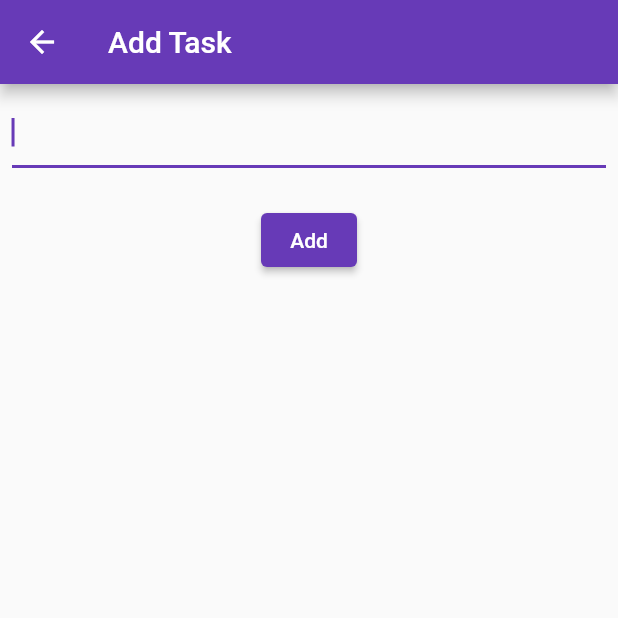
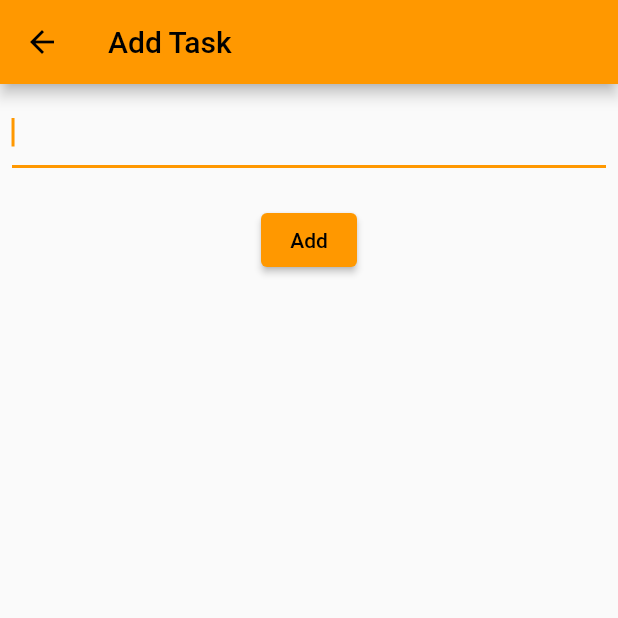
Before and after one commit to rmolabanti/r-tasks, a Flutter app: the screen it shows once a user with an empty profile is signed in, after a tap on the "add" icon, on a phone screen of 412 x 824 dp, the top half of it. Run offline on Flutter 3.47's test engine with Material 2 defaults, Android fonts, the light colour scheme and no system bars; our stand-ins replace cloud_firestore, firebase_auth, firebase_core, flutter_signin_button; missing offline and left inert: dart:html; accounts and stored records are empty; generated files the repository leaves out were written again; network calls fail.

Commit message:
fix privacy policy popup and theme change

```diff
--- a/lib/login_page.dart
+++ b/lib/login_page.dart
@@ -2,6 +2,8 @@ import 'package:flutter/foundation.dart';
 import 'package:flutter/material.dart';
 import 'package:flutter_signin_button/flutter_signin_button.dart';
 import 'package:url_launcher/url_launcher.dart';
+import 'dart:html' as html;
+
 
 import 'auth_service.dart';
 
@@ -18,7 +20,7 @@ class _LoginPageState extends State<LoginPage> {
     const url = 'https://www.raghumolabanti.com/privacy-policy';
     final uri = Uri.parse(url);
     if(kIsWeb){
-      await launchUrl(uri,webOnlyWindowName:  '_blank',);
+      html.window.open(url,"_blank");
     } else if(await canLaunchUrl(uri)){
       await launchUrl(uri);
     } else {
--- a/lib/main.dart
+++ b/lib/main.dart
@@ -6,7 +6,6 @@ import 'package:flutter/material.dart';
 import 'package:firebase_core/firebase_core.dart';
 import 'package:r_tasks/auth_service.dart';
 import 'firebase_options.dart';
-import 'package:firebase_auth/firebase_auth.dart';
 
 
 Future<void> main() async{
@@ -29,7 +28,7 @@ class MyApp extends StatelessWidget {
   @override
   Widget build(BuildContext context) {
     return MaterialApp(
-      title: 'Welcome to Flutter',
+      title: 'Welcome to RM Tasks',
       home: AuthService().handleAuthState(),
     );
   }
--- a/lib/r_tasks.dart
+++ b/lib/r_tasks.dart
@@ -20,12 +20,12 @@ class TasksHome extends StatelessWidget {
   @override
   Widget build(BuildContext context) {
     return MaterialApp(
-      title: 'R Tasks',
+      title: 'RM Tasks',
       theme: ThemeData(
-        primarySwatch: Colors.deepPurple,
+        primarySwatch: Colors.orange,
       ),
       home: TasksPage(
-        title: '${user.displayName??'R'} Tasks',
+        title: '${user.displayName??'RM'} Tasks',
         uid: user.uid,
         tasks: [],
       ),
@@ -145,7 +145,7 @@ class TaskItem extends StatelessWidget {
       },
       leading: CircleAvatar(
         backgroundColor:
-            task.isDone ? Theme.of(context).primaryColorLight : Colors.orange,
+            task.isDone ? Theme.of(context).primaryColorLight : Colors.blue,
         child: Text(task.rank.toString()),
       ),
       title: Text(
--- a/pubspec.yaml
+++ b/pubspec.yaml
@@ -43,6 +43,7 @@ dependencies:
   cloud_firestore: ^4.2.0
   url_launcher: ^6.1.7
   url_launcher_web: ^2.0.13
+  flutter_html: ^2.2.1
 
 dev_dependencies:
   flutter_test:
```
Also changed, not shown: pubspec.lock.
